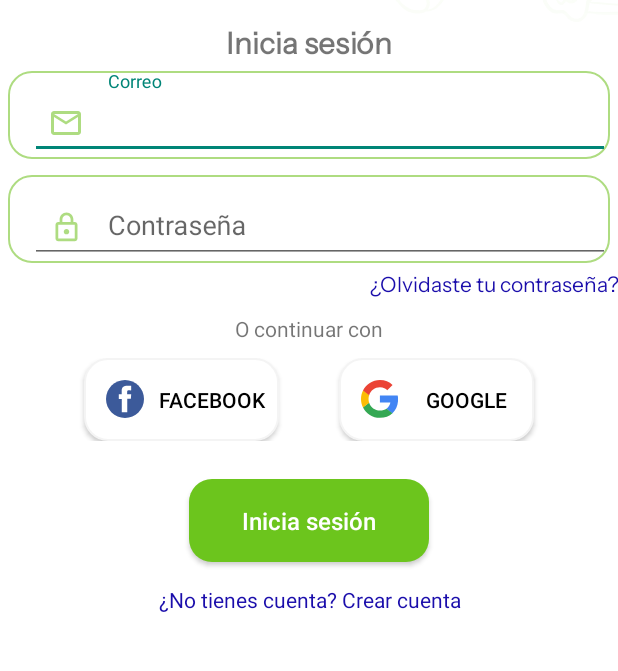
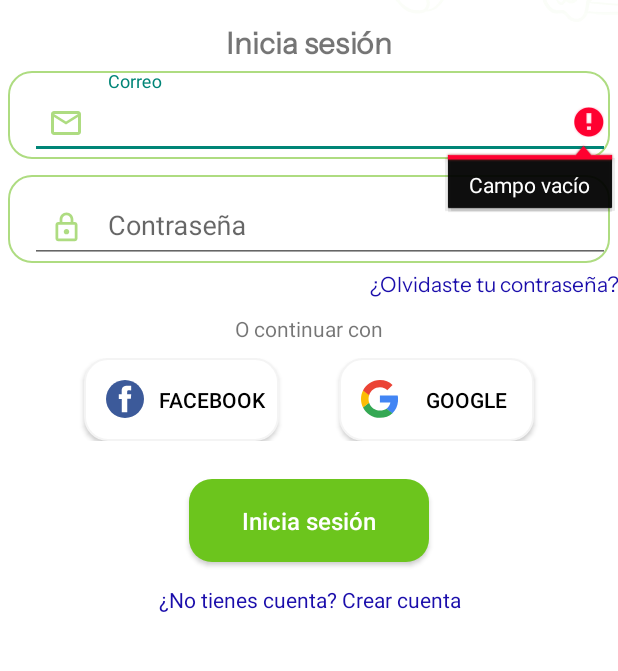
Before and after one commit to BrayanOB2003/mercatero, an Android app: the screen it shows after launch (MainActivity before the commit, AuthActivity after it), after a tap on "Inicia sesión", on a phone screen of 412 x 824 dp, the part 445-1116 px from its top. Run offline under Robolectric (Android 15) with nearby library versions, the phone set to English and light mode, and no system bars; our stand-ins replace Firebase (no records; nobody signed in at launch, a user with empty details on screens opened directly), navigation-ui.

Commit message:
feat: signIn function with a bit and specific bug

```diff
--- a/app/src/main/AndroidManifest.xml
+++ b/app/src/main/AndroidManifest.xml
@@ -14,7 +14,8 @@
         tools:targetApi="31">
         <activity
             android:name=".view.home.HomeActivity"
-            android:exported="false" />
+            android:exported="false"
+            android:launchMode="singleTop"/>
         <activity
             android:name=".view.authentication.AuthActivity"
             android:exported="false"
--- a/app/src/main/java/icesi/edu/co/mercatero/MainActivity.kt
+++ b/app/src/main/java/icesi/edu/co/mercatero/MainActivity.kt
@@ -1,11 +1,15 @@
 package icesi.edu.co.mercatero
 
+import android.content.Intent
 import androidx.appcompat.app.AppCompatActivity
 import android.os.Bundle
+import icesi.edu.co.mercatero.view.authentication.AuthActivity
 
 class MainActivity : AppCompatActivity() {
     override fun onCreate(savedInstanceState: Bundle?) {
         super.onCreate(savedInstanceState)
-        setContentView(R.layout.activity_auth)
+        setContentView(R.layout.activity_main)
+        startActivity(Intent(this, AuthActivity::class.java))
+        finish()
     }
 }
--- a/app/src/main/java/icesi/edu/co/mercatero/view/authentication/AuthActivity.kt
+++ b/app/src/main/java/icesi/edu/co/mercatero/view/authentication/AuthActivity.kt
@@ -3,6 +3,7 @@ package icesi.edu.co.mercatero.view.authentication
 import android.os.Bundle
 import com.google.android.material.snackbar.Snackbar
 import androidx.appcompat.app.AppCompatActivity
+import androidx.fragment.app.Fragment
 import androidx.navigation.findNavController
 import androidx.navigation.ui.AppBarConfiguration
 import androidx.navigation.ui.navigateUp
@@ -15,19 +16,32 @@ class AuthActivity : AppCompatActivity() {
     private lateinit var appBarConfiguration: AppBarConfiguration
     private lateinit var binding: ActivityAuthBinding
 
+    private val entryFragment by lazy {
+        EntryFragment.newInstance()
+    }
+
+    val signInFragment by lazy {
+        SignInFragment.newInstance()
+    }
+
+    val signUpFragment by lazy {
+        SignUpFragment.newInstance()
+    }
+
+    val signUpTypeFragment by lazy {
+        SignUpTypeFragment.newInstance()
+    }
+
     override fun onCreate(savedInstanceState: Bundle?) {
         super.onCreate(savedInstanceState)
         binding = ActivityAuthBinding.inflate(layoutInflater)
         setContentView(binding.root)
 
-        val navController = findNavController(R.id.nav_host_fragment_content_auth)
-        appBarConfiguration = AppBarConfiguration(navController.graph)
-        setupActionBarWithNavController(navController, appBarConfiguration)
+        loadFragment(signInFragment)
     }
 
-    override fun onSupportNavigateUp(): Boolean {
-        val navController = findNavController(R.id.nav_host_fragment_content_auth)
-        return navController.navigateUp(appBarConfiguration)
-                || super.onSupportNavigateUp()
+    fun loadFragment(fragment: Fragment) {
+        supportFragmentManager.beginTransaction()
+            .replace(binding.fragmentContainer.id, fragment).commit()
     }
 }
--- a/app/src/main/java/icesi/edu/co/mercatero/view/authentication/EntryFragment.kt
+++ b/app/src/main/java/icesi/edu/co/mercatero/view/authentication/EntryFragment.kt
@@ -2,10 +2,12 @@ package icesi.edu.co.mercatero.view.authentication
 
 import android.os.Bundle
 import android.os.Looper
+import android.util.Log
 import android.view.LayoutInflater
 import android.view.View
 import android.view.ViewGroup
 import androidx.fragment.app.Fragment
+import androidx.fragment.app.activityViewModels
 import androidx.navigation.fragment.findNavController
 import icesi.edu.co.mercatero.R
 import icesi.edu.co.mercatero.databinding.FragmentEntryBinding
@@ -15,32 +17,37 @@ import icesi.edu.co.mercatero.viewmodel.authetication.AuthViewModel
 class EntryFragment : Fragment() {
 
     private lateinit var binding: FragmentEntryBinding
-    private val authViewModel = AuthViewModel()
+    private val authViewModel: AuthViewModel by activityViewModels()
 
     override fun onCreateView(
         inflater: LayoutInflater, container: ViewGroup?,
         savedInstanceState: Bundle?
     ): View? {
-
         binding = FragmentEntryBinding.inflate(inflater, container, false)
-        authViewModel.signInValidation()
-
         return binding.root
     }
 
     override fun onViewCreated(view: View, savedInstanceState: Bundle?) {
         super.onViewCreated(view, savedInstanceState)
 
-        if(authViewModel.authStateLV.value?.isAuth == true){
-            findNavController().navigate(R.id.action_EntryFragment_to_homeActivity)
-        } else {
-            findNavController().navigate(R.id.action_EntryFragment_to_SignInFragment)
+        signInValidation()
+    }
+
+    private fun signInValidation(){
+
+        authViewModel.authStateLV.observe(viewLifecycleOwner) { state ->
+            if(state.isAuth == true){
+
+            } else {
+                val authActivity = activity as AuthActivity
+                authActivity.loadFragment(authActivity.signInFragment)
+            }
         }
+        authViewModel.signInValidation()
     }
 
     companion object {
-        fun newInstance(): EntryFragment {
-            return EntryFragment()
-        }
+        @JvmStatic
+        fun newInstance() = EntryFragment()
     }
 }
--- a/app/src/main/java/icesi/edu/co/mercatero/view/authentication/SignInFragment.kt
+++ b/app/src/main/java/icesi/edu/co/mercatero/view/authentication/SignInFragment.kt
@@ -1,33 +1,29 @@
 package icesi.edu.co.mercatero.view.authentication
 
+import android.app.AlertDialog
+import android.content.Intent
 import android.os.Bundle
-import android.util.Log
 import androidx.fragment.app.Fragment
 import android.view.LayoutInflater
 import android.view.View
 import android.view.ViewGroup
+import android.widget.ProgressBar
+import android.widget.TextView
 import androidx.fragment.app.activityViewModels
-import androidx.navigation.NavController
-import androidx.navigation.fragment.findNavController
-import androidx.navigation.ui.AppBarConfiguration
-import androidx.navigation.ui.NavigationUI.setupActionBarWithNavController
 import icesi.edu.co.mercatero.R
 import icesi.edu.co.mercatero.databinding.FragmentSigninBinding
+import icesi.edu.co.mercatero.view.home.HomeActivity
 import icesi.edu.co.mercatero.viewmodel.authetication.AuthViewModel
 
-/**
- * A simple [Fragment] subclass as the second destination in the navigation.
- */
 class SignInFragment : Fragment() {
 
     private lateinit var binding: FragmentSigninBinding
-    private lateinit var navController:NavController
-    private val authViewModel =  AuthViewModel()
+    private val authViewModel: AuthViewModel by activityViewModels()
+    private lateinit var loadingDialog: AlertDialog
     override fun onCreateView(
         inflater: LayoutInflater, container: ViewGroup?,
         savedInstanceState: Bundle?
     ): View? {
-        navController = findNavController()
         binding = FragmentSigninBinding.inflate(inflater, container, false)
         return binding.root
     }
@@ -36,23 +32,62 @@ class SignInFragment : Fragment() {
         super.onViewCreated(view, savedInstanceState)
 
         binding.txtCreateAccount?.setOnClickListener {
-            navController.navigate(R.id.action_SignInFragment_to_signUpTypeFragment)
+            val authActivity = activity as AuthActivity
+            authActivity.loadFragment(authActivity.signUpTypeFragment)
         }
 
-        binding.signInButton?.setOnClickListener{
-            signIn(binding.textInputEmail.editText?.text.toString(),
-                binding.textInputPassword.editText?.text.toString())
+        signInObserve()
+        binding.signInButton?.setOnClickListener {
+            signInFieldsValidation()
         }
     }
 
-    private fun signIn(email: String, password: String){
-        authViewModel.signInClient(email, password)
-        authViewModel.authStateLV.observe(viewLifecycleOwner) { authState ->
-            Log.e(">>>", email)
+    private fun signInFieldsValidation(){
+        var email = binding.textInputEmail.editText?.text
+        var password = binding.textInputPassword.editText?.text
+
+        if (email?.isEmpty() == true) {
+            binding.textInputEmail.editText?.error = getText(R.string.error_empty_field)
+        } else if(password?.isEmpty() == true){
+            binding.textInputPassword.editText?.error = getText(R.string.error_empty_field)
+        } else {
+            showLoadingScreen()
+            authViewModel.signInClient(email.toString(), password.toString())
+            authViewModel.reloadState()
         }
     }
 
-    override fun onDestroyView() {
-        super.onDestroyView()
+    private fun signInObserve(){
+        authViewModel.authStateLV.observe(viewLifecycleOwner) { state ->
+            if (state.isAuth == true) {
+                startActivity(Intent(requireContext(), HomeActivity::class.java))
+                requireActivity().finish()
+            } else if(state.isAuth == false){
+                binding.textInputPassword.editText?.error = getText(R.string.error_text_field)
+                loadingDialog.dismiss()
+            }
+        }
+    }
+
+    private fun showLoadingScreen() {
+        val loadingScreen = LayoutInflater.from(requireContext()).inflate(R.layout.loading_screen, null)
+        val progressBar = loadingScreen.findViewById<ProgressBar>(R.id.progressBar)
+        val loadingMessage = loadingScreen.findViewById<TextView>(R.id.loadingMessage)
+
+        // Configura el mensaje de carga según sea necesario
+        loadingMessage.text = "Iniciando sesión..."
+
+        // Muestra la pantalla de carga
+        loadingDialog = AlertDialog.Builder(requireContext())
+            .setView(loadingScreen)
+            .setCancelable(false)
+            .create()
+
+        loadingDialog.show()
+    }
+
+    companion object {
+        @JvmStatic
+        fun newInstance() = SignInFragment()
     }
 }
--- a/app/src/main/java/icesi/edu/co/mercatero/view/home/HomeActivity.kt
+++ b/app/src/main/java/icesi/edu/co/mercatero/view/home/HomeActivity.kt
@@ -4,13 +4,14 @@ import androidx.appcompat.app.AppCompatActivity
 import android.os.Bundle
 import icesi.edu.co.mercatero.R
 import icesi.edu.co.mercatero.databinding.ActivityAuthBinding
+import icesi.edu.co.mercatero.databinding.ActivityHomeBinding
 
 class HomeActivity : AppCompatActivity() {
 
-    private lateinit var binding: ActivityAuthBinding
+    private lateinit var binding: ActivityHomeBinding
     override fun onCreate(savedInstanceState: Bundle?) {
         super.onCreate(savedInstanceState)
-        binding = ActivityAuthBinding.inflate(layoutInflater)
+        binding = ActivityHomeBinding.inflate(layoutInflater)
         setContentView(binding.root)
     }
 }
--- a/app/src/main/res/layout/activity_auth.xml
+++ b/app/src/main/res/layout/activity_auth.xml
@@ -1,19 +1,19 @@
 <?xml version="1.0" encoding="utf-8"?>
-<androidx.coordinatorlayout.widget.CoordinatorLayout xmlns:android="http://schemas.android.com/apk/res/android"
+<androidx.constraintlayout.widget.ConstraintLayout xmlns:android="http://schemas.android.com/apk/res/android"
     xmlns:app="http://schemas.android.com/apk/res-auto"
     xmlns:tools="http://schemas.android.com/tools"
     android:layout_width="match_parent"
     android:layout_height="match_parent"
-    android:fitsSystemWindows="true"
     tools:context=".view.authentication.AuthActivity">
 
-    <com.google.android.material.appbar.AppBarLayout
+    <androidx.constraintlayout.widget.ConstraintLayout
+        android:id="@+id/fragmentContainer"
         android:layout_width="match_parent"
-        android:layout_height="wrap_content"
-        android:fitsSystemWindows="true">
+        android:layout_height="match_parent"
+        app:layout_constraintBottom_toBottomOf="parent"
+        app:layout_constraintEnd_toEndOf="parent"
+        app:layout_constraintStart_toStartOf="parent"
+        app:layout_constraintTop_toTopOf="parent">
 
-    </com.google.android.material.appbar.AppBarLayout>
-
-    <include layout="@layout/content_auth" />
-
-</androidx.coordinatorlayout.widget.CoordinatorLayout>
+    </androidx.constraintlayout.widget.ConstraintLayout>
+</androidx.constraintlayout.widget.ConstraintLayout>
--- a/app/src/main/res/layout/content_auth.xml
+++ /dev/null
@@ -1,19 +0,0 @@
-<?xml version="1.0" encoding="utf-8"?>
-<androidx.constraintlayout.widget.ConstraintLayout xmlns:android="http://schemas.android.com/apk/res/android"
-    xmlns:app="http://schemas.android.com/apk/res-auto"
-    android:layout_width="match_parent"
-    android:layout_height="match_parent"
-    app:layout_behavior="@string/appbar_scrolling_view_behavior">
-
-    <fragment
-        android:id="@+id/nav_host_fragment_content_auth"
-        android:name="androidx.navigation.fragment.NavHostFragment"
-        android:layout_width="0dp"
-        android:layout_height="0dp"
-        app:defaultNavHost="true"
-        app:layout_constraintBottom_toBottomOf="parent"
-        app:layout_constraintEnd_toEndOf="parent"
-        app:layout_constraintStart_toStartOf="parent"
-        app:layout_constraintTop_toTopOf="parent"
-        app:navGraph="@navigation/nav_graph" />
-</androidx.constraintlayout.widget.ConstraintLayout>
--- a/app/src/main/res/navigation/nav_graph.xml
+++ /dev/null
@@ -1,57 +0,0 @@
-<?xml version="1.0" encoding="utf-8"?>
-<navigation xmlns:android="http://schemas.android.com/apk/res/android"
-    xmlns:app="http://schemas.android.com/apk/res-auto"
-    xmlns:tools="http://schemas.android.com/tools"
-    android:id="@+id/nav_graph"
-    app:startDestination="@id/EntryFragment">
-
-    <fragment
-        android:id="@+id/EntryFragment"
-        android:name="icesi.edu.co.mercatero.view.authentication.EntryFragment"
-        android:label="@string/first_fragment_label">
-
-        <action
-            android:id="@+id/action_EntryFragment_to_SignInFragment"
-            app:destination="@id/SignInFragment" />
-        <action
-            android:id="@+id/action_EntryFragment_to_homeActivity"
-            app:destination="@id/homeActivity" />
-    </fragment>
-    <fragment
-        android:id="@+id/SignInFragment"
-        android:name="icesi.edu.co.mercatero.view.authentication.SignInFragment"
-        android:label="@string/second_fragment_label"
-        tools:layout="@layout/fragment_signin">
-        <action
-            android:id="@+id/action_SignInFragment_to_homeActivity"
-            app:destination="@id/homeActivity" />
-        <action
-            android:id="@+id/action_SignInFragment_to_signUpTypeFragment"
-            app:destination="@id/signUpTypeFragment" />
-    </fragment>
-    <activity
-        android:id="@+id/homeActivity"
-        android:name="icesi.edu.co.mercatero.view.home.HomeActivity"
-        android:label="activity_home"
-        tools:layout="@layout/activity_home" />
-    <fragment
-        android:id="@+id/signUpTypeFragment"
-        android:name="icesi.edu.co.mercatero.view.authentication.SignUpTypeFragment"
-        android:label="SignUpTypeFragment" >
-        <action
-            android:id="@+id/action_signUpTypeFragment_to_signUpFragment"
-            app:destination="@id/signUpFragment" />
-        <action
-            android:id="@+id/action_signUpTypeFragment_to_SignInFragment"
-            app:destination="@id/SignInFragment" />
-    </fragment>
-    <fragment
-        android:id="@+id/signUpFragment"
-        android:name="icesi.edu.co.mercatero.view.authentication.SignUpFragment"
-        android:label="fragment_sign_up"
-        tools:layout="@layout/fragment_sign_up" >
-        <action
-            android:id="@+id/action_signUpFragment_to_SignInFragment"
-            app:destination="@id/SignInFragment" />
-    </fragment>
-</navigation>
--- a/app/src/main/res/values/strings.xml
+++ b/app/src/main/res/values/strings.xml
@@ -30,6 +30,7 @@
     <string name="login_facebook">Facebook</string>
     <string name="login_google">Google</string>
     <string name="error_text_field">El correo o contraseña es incorrecto</string>
+    <string name="error_empty_field">Campo vacío</string>
 
     <!-- Strings used for signUpType screen -->
     <string name="signIn_statement">Registrarse como:</string>
```
Also changed, not shown: app/src/main/java/icesi/edu/co/mercatero/view/authentication/SignUpFragment.kt (+9 -36 lines), app/src/main/java/icesi/edu/co/mercatero/view/authentication/SignUpTypeFragment.kt (+3 -17 lines), app/src/main/java/icesi/edu/co/mercatero/viewmodel/authetication/AuthViewModel.kt (+27 -14 lines).
